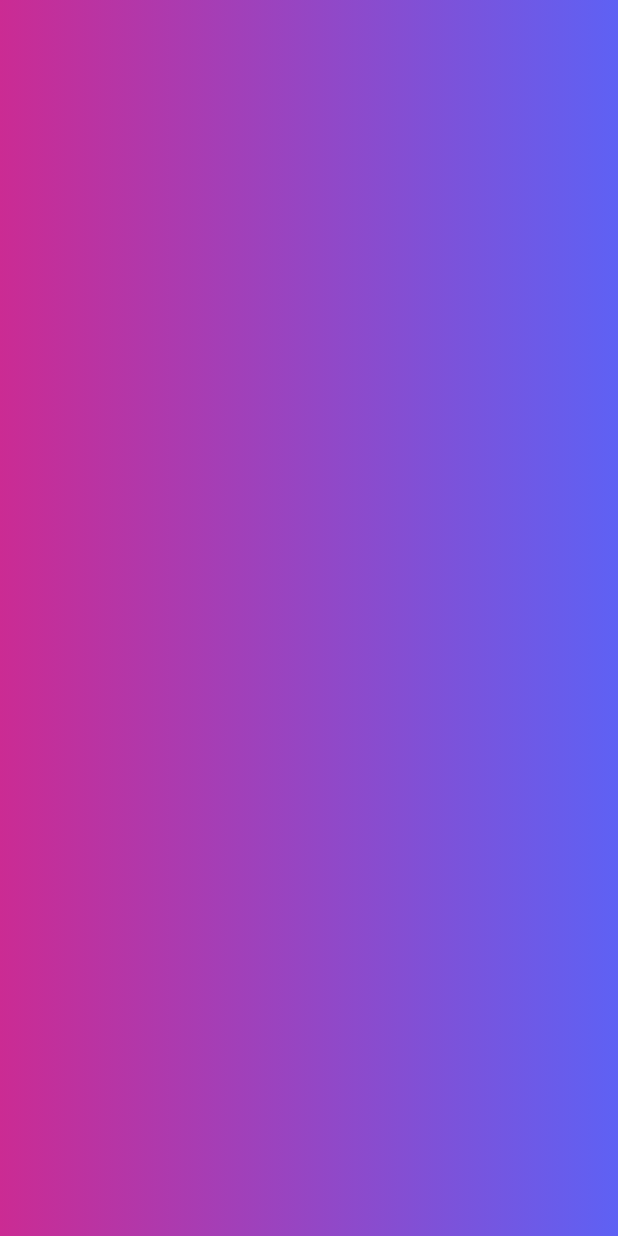
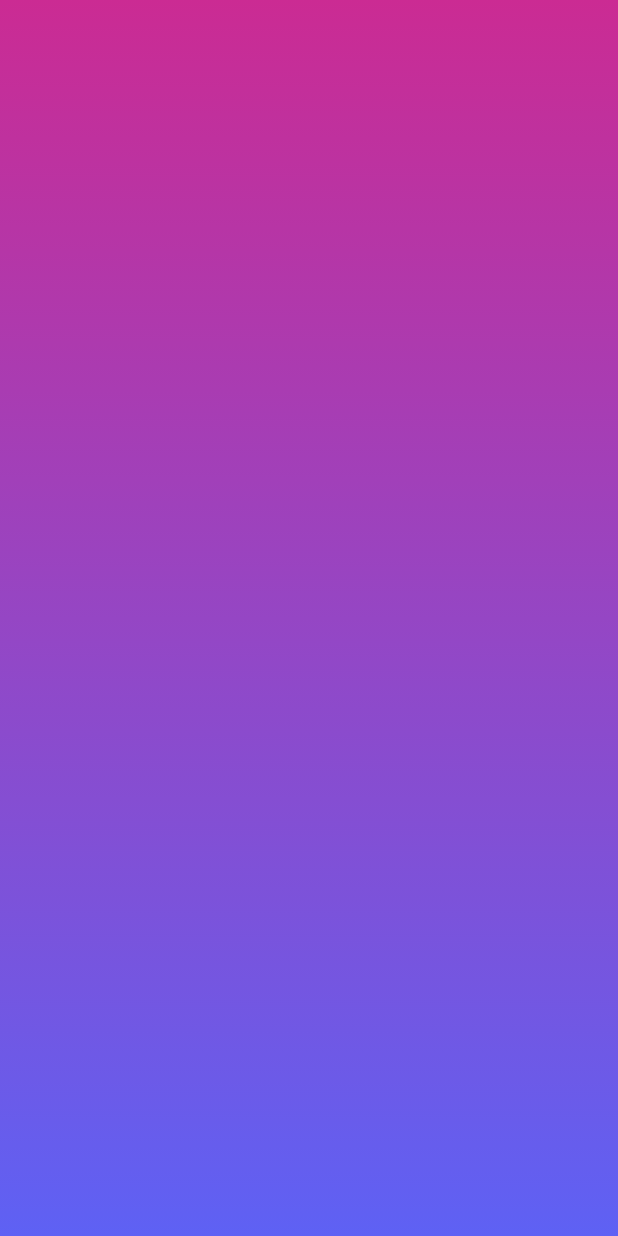
Before and after one commit to Edivri/fire_auth, a Flutter app: the screen it shows after launch, on a phone screen of 412 x 824 dp. Run offline on Flutter 3.47's test engine with Material 2 defaults, Android fonts, the phone set to English and light mode, and no system bars.

Commit message:
Created logo.png

```diff
--- a/lib/screens/signin_screen.dart
+++ b/lib/screens/signin_screen.dart
@@ -18,7 +18,7 @@ class _SignInScreenState extends State<SignInScreen> {
             hexStringToColor("CB2B93"),
             hexStringToColor("9546C4"),
             hexStringToColor("5E61F4"),
-          ]))),
+          ], begin: Alignment.topCenter, end: Alignment.bottomCenter))),
 
     );
   }
```
Also changed, not shown: images/logo.png (added).
